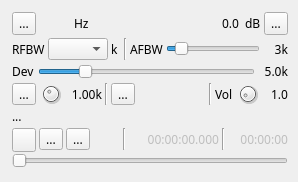
Above: plugins/channeltx/modnfm/nfmmodgui.ui from f4exb/sdrangel before the change. Below: the same form after it.
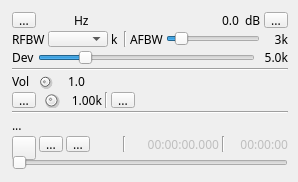
That is the form after the change. Icons and pictures are not drawn. Custom widgets are drawn as their Qt base class.

Commit message: NFM Modulator: basic input volume gauge

What changed in the file:
```diff
--- a/plugins/channeltx/modnfm/nfmmodgui.ui
+++ b/plugins/channeltx/modnfm/nfmmodgui.ui
@@ -329,6 +329,78 @@
       </item>
      </layout>
     </item>
+    <item>
+     <widget class="Line" name="line_5">
+      <property name="orientation">
+       <enum>Qt::Horizontal</enum>
+      </property>
+     </widget>
+    </item>
+    <item>
+     <layout class="QHBoxLayout" name="volumeLayout">
+      <item>
+       <widget class="QLabel" name="volLabel">
+        <property name="text">
+         <string>Vol</string>
+        </property>
+       </widget>
+      </item>
+      <item>
+       <widget class="QDial" name="volume">
+        <property name="maximumSize">
+         <size>
+          <width>24</width>
+          <height>24</height>
+         </size>
+        </property>
+        <property name="toolTip">
+         <string>Audio input volume</string>
+        </property>
+        <property name="maximum">
+         <number>100</number>
+        </property>
+        <property name="pageStep">
+         <number>1</number>
+        </property>
+        <property name="value">
+         <number>10</number>
+        </property>
+       </widget>
+      </item>
+      <item>
+       <widget class="QLabel" name="volumeText">
+        <property name="minimumSize">
+         <size>
+          <width>25</width>
+          <height>0</height>
+         </size>
+        </property>
+        <property name="toolTip">
+         <string>Audio input volume level</string>
+        </property>
+        <property name="statusTip">
+         <string/>
+        </property>
+        <property name="text">
+         <string>1.0</string>
+        </property>
+        <property name="alignment">
+         <set>Qt::AlignRight|Qt::AlignTrailing|Qt::AlignVCenter</set>
+        </property>
+       </widget>
+      </item>
+      <item>
+       <widget class="LevelMeter" name="volumeMeter" native="true">
+        <property name="sizePolicy">
+         <sizepolicy hsizetype="Expanding" vsizetype="Preferred">
+          <horstretch>0</horstretch>
+          <verstretch>0</verstretch>
+         </sizepolicy>
+        </property>
+       </widget>
+      </item>
+     </layout>
+    </item>
     <item>
      <layout class="QHBoxLayout" name="recordFileSelectLayout">
       <item>
@@ -426,66 +498,15 @@
         </property>
        </spacer>
       </item>
-      <item>
-       <widget class="Line" name="line">
-        <property name="orientation">
-         <enum>Qt::Vertical</enum>
-        </property>
-       </widget>
-      </item>
-      <item>
-       <widget class="QLabel" name="volLabel">
-        <property name="text">
-         <string>Vol</string>
-        </property>
-       </widget>
-      </item>
-      <item>
-       <widget class="QDial" name="micVolume">
-        <property name="maximumSize">
-         <size>
-          <width>24</width>
-          <height>24</height>
-         </size>
-        </property>
-        <property name="toolTip">
-         <string>Audio input volume</string>
-        </property>
-        <property name="maximum">
-         <number>100</number>
-        </property>
-        <property name="pageStep">
-         <number>1</number>
-        </property>
-        <property name="value">
-         <number>10</number>
-        </property>
-       </widget>
-      </item>
-      <item>
-       <widget class="QLabel" name="micVolumeText">
-        <property name="minimumSize">
-         <size>
-          <width>25</width>
-          <height>0</height>
-         </size>
-        </property>
-        <property name="toolTip">
-         <string>Audio input volume level</string>
-        </property>
-        <property name="statusTip">
-         <string/>
-        </property>
-        <property name="text">
-         <string>1.0</string>
-        </property>
-        <property name="alignment">
-         <set>Qt::AlignRight|Qt::AlignTrailing|Qt::AlignVCenter</set>
-        </property>
-       </widget>
-      </item>
      </layout>
     </item>
+    <item>
+     <widget class="Line" name="line_4">
+      <property name="orientation">
+       <enum>Qt::Horizontal</enum>
+      </property>
+     </widget>
+    </item>
     <item>
      <layout class="QHBoxLayout" name="fileNameLayout">
       <item>
@@ -670,6 +691,12 @@
    <extends>QToolButton</extends>
    <header>gui/buttonswitch.h</header>
   </customwidget>
+  <customwidget>
+   <class>LevelMeter</class>
+   <extends>QWidget</extends>
+   <header>gui/levelmeter.h</header>
+   <container>1</container>
+  </customwidget>
  </customwidgets>
  <resources>
   <include location="../../../sdrbase/resources/res.qrc"/>
```
Left out of the diff: 11 changed lines with no effect on the pictures. The commit also changes 7 other files.
